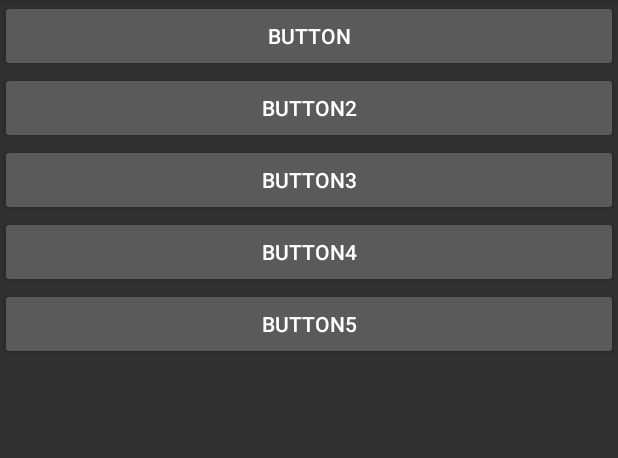
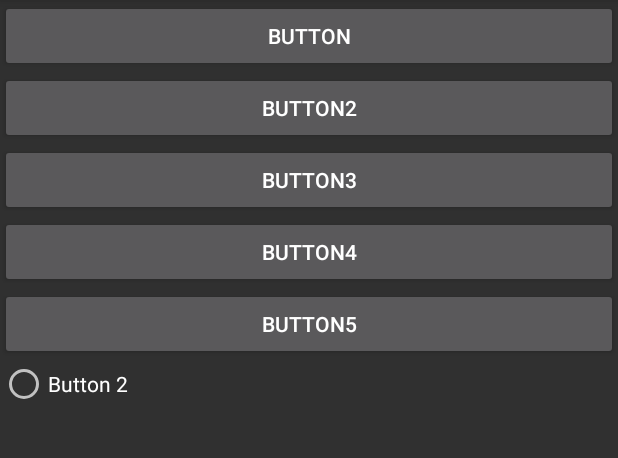
Before and after one commit to malibaig41/MyGithub, an Android app: the screen it shows after launch (MainActivity), on a phone screen of 412 x 824 dp, the part 84-542 px from its top. Run offline under Robolectric (Android 15) with nearby library versions, the phone set to English and light mode, and no system bars.

Commit message:
Second RadioButton is added

```diff
--- a/app/src/main/res/layout/activity_main.xml
+++ b/app/src/main/res/layout/activity_main.xml
@@ -1,6 +1,5 @@
 <?xml version="1.0" encoding="utf-8"?>
 <LinearLayout xmlns:android="http://schemas.android.com/apk/res/android"
-    xmlns:app="http://schemas.android.com/apk/res-auto"
     xmlns:tools="http://schemas.android.com/tools"
     android:layout_width="match_parent"
     android:layout_height="match_parent"
@@ -32,4 +31,9 @@
         android:layout_height="wrap_content"
         android:text="Button5" />
 
+    <RadioButton
+        android:layout_width="match_parent"
+        android:layout_height="wrap_content"
+        android:text="Button 2" />
+
 </LinearLayout>
```
